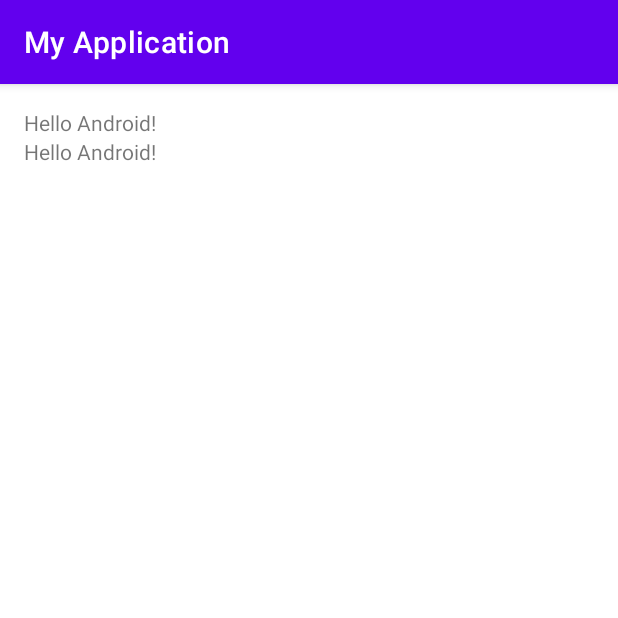
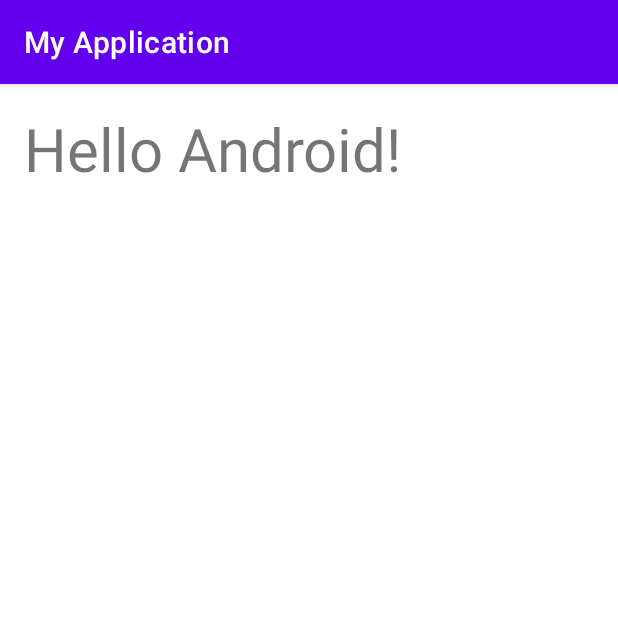
Before and after one commit to promising18/HelloAndroidApp, an Android app: the screen it shows after launch (MainActivity), on a phone screen of 412 x 824 dp, the top half of it. Run offline under Robolectric (Android 15) with nearby library versions, the phone set to English and light mode, and no system bars.

Commit message:
Hello android 削除 文字サイズを40spに変更

```diff
--- a/app/src/main/res/layout/activity_main.xml
+++ b/app/src/main/res/layout/activity_main.xml
@@ -4,20 +4,15 @@
     xmlns:tools="http://schemas.android.com/tools"
     android:layout_width="match_parent"
     android:layout_height="match_parent"
+    android:orientation="vertical"
     android:padding="16dp"
-    android:orientation="vertical"
     tools:context=".MainActivity">
 
 
     <TextView
         android:layout_width="wrap_content"
         android:layout_height="wrap_content"
-        android:text="Hello Android!"/>
-
-    <TextView
-        android:layout_width="wrap_content"
-        android:layout_height="wrap_content"
-        android:text="Hello Android!"/>
-
+        android:text="Hello Android!"
+        android:textSize="40sp" />
 
 </LinearLayout>
```
